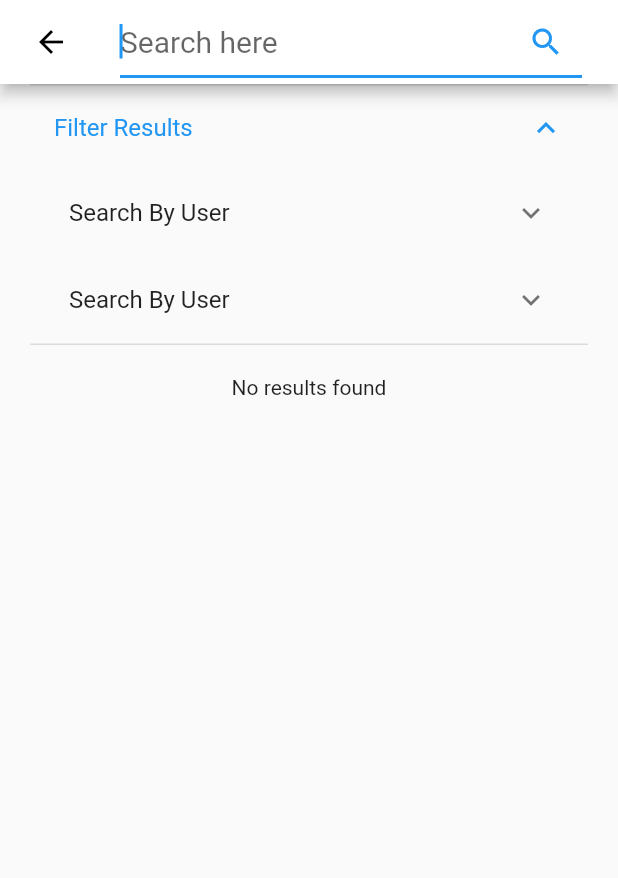
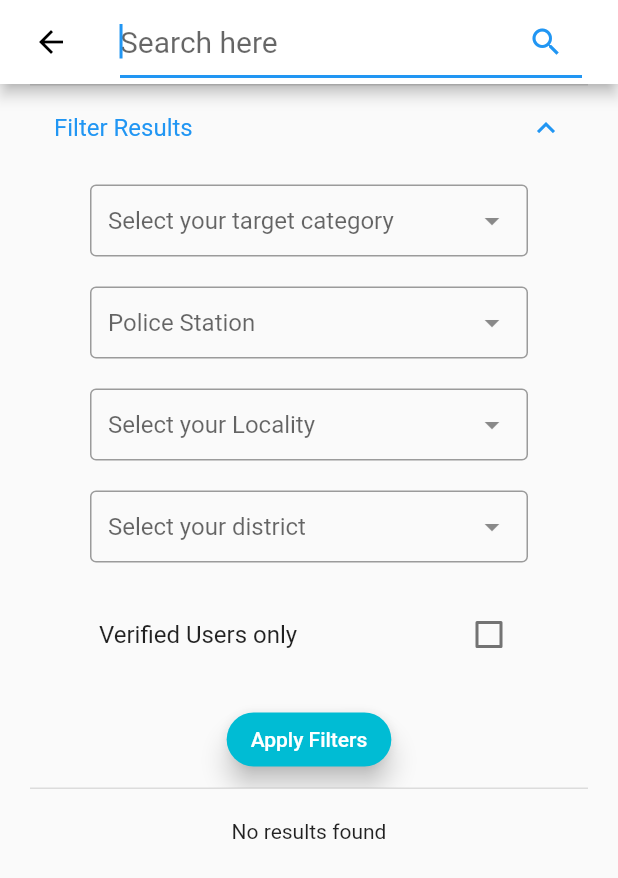
Before and after one commit to sonu-simon/demand_supply, a Flutter app: the AdvSearchPage screen opened directly, after a tap on "Filter Results", on a phone screen of 412 x 824 dp. Shown: the top 878 px of the screen. Run offline on Flutter 3.47's test engine with Material 2 defaults, Android fonts, the phone set to English and light mode, and no system bars; drawn by our look-alikes of dropdown_search; our stand-ins replace cloud_firestore, firebase_auth, firebase_core, firebase_storage, flip_card, image_picker; missing offline and left inert: ars_progress_dialog, flutter_tagging; accounts and stored records are empty.

Commit message:
advanced search with filters works

```diff
--- a/lib/data.dart
+++ b/lib/data.dart
@@ -173,6 +173,7 @@ UserProfile myProfile;
 
 List<AdvancedSearchModel> advancedSearchList = [];
 List<Post> postsInAdvancedSearch = [];
+List<Post> postsInAdvancedSearchFiltersApplied = [];
 List<Post> postsInDistrictFilterByTitle = [];
 List<Post> postsForHomePage = [];
 
--- a/lib/firebase/firebaseDataPosts.dart
+++ b/lib/firebase/firebaseDataPosts.dart
@@ -129,6 +129,28 @@ Future advancedSearchForPostsByTitle(String qTitle) async {
       }
     });
   });
+}
+
+applyFilters(
+    {String filterLocality,
+    String filterPoliceStation,
+    String filterDistrict,
+    String filterCategory,
+    String filterVerified}) {
+  print(postsInAdvancedSearch.length);
+  print(filterDistrict);
+  postsInAdvancedSearchFiltersApplied = [];
+  postsInAdvancedSearch.forEach((post) {
+    print(post.uDistrict);
+    if ((filterLocality == post.uLocality || filterLocality == null) &&
+        (filterPoliceStation == post.uPoliceStation ||
+            filterPoliceStation == null) &&
+        (filterDistrict == post.uDistrict || filterDistrict == null) &&
+        (filterVerified == post.uIsProfileVerified || filterVerified == null) &&
+        (filterCategory == post.category || filterCategory == null))
+      postsInAdvancedSearchFiltersApplied.add(post);
+  });
+  print(postsInAdvancedSearchFiltersApplied);
 }
 
 Future<Post> postByPostPath(String postPath) async {
--- a/lib/firebase/firebaseDataProfiles.dart
+++ b/lib/firebase/firebaseDataProfiles.dart
@@ -17,7 +17,7 @@ userToFirebase(UserProfile userProfile) {
     'isProfileVerified': userProfile.isProfileVerified,
     'hasPosted': userProfile.hasPosted,
     'locality': userProfile.locality,
-    'district': userProfile.locality,
+    'district': userProfile.district,
     'policeStation': userProfile.policeStation,
     'whatsappNumber': userProfile.whatsappNumber,
     'emailId': userProfile.emailId,
--- a/lib/screens/search/searchPage.dart
+++ b/lib/screens/search/searchPage.dart
@@ -1,6 +1,7 @@
 import 'package:demand_supply/data.dart';
 import 'package:demand_supply/screens/dialogs.dart';
 import 'package:demand_supply/screens/productPage/productpage.dart';
+import 'package:demand_supply/screens/search/filteredResults.dart';
 import 'package:dropdown_search/dropdown_search.dart';
 import 'package:flutter/material.dart';
 
@@ -12,9 +13,16 @@ class AdvSearchPage extends StatefulWidget {
 }
 
 class _AdvSearchPageState extends State<AdvSearchPage> {
-  String searchTerm;
+  String searchTitle;
+
+  String filterLocality;
+  String filterPoliceStation;
+  String filterDistrict;
+  String filterCategory;
+  String filterVerified;
+
   searchFn() {
-    advancedSearchForPostsByTitle(searchTerm).then(
+    advancedSearchForPostsByTitle(searchTitle).then(
       (_) => setState(() {
         print('search completed!');
       }),
@@ -25,7 +33,7 @@ class _AdvSearchPageState extends State<AdvSearchPage> {
   void initState() {
     super.initState();
     advancedSearchList = [];
-    searchTerm = "";
+    searchTitle = "";
     // advancedSearchByFilters();
   }
 
@@ -60,7 +68,7 @@ class _AdvSearchPageState extends State<AdvSearchPage> {
             initialValue: "",
             textInputAction: TextInputAction.search,
             onFieldSubmitted: (value) {
-              searchTerm = value;
+              searchTitle = value;
               searchFn();
               print('search term $value');
             },
@@ -78,43 +86,6 @@ class _AdvSearchPageState extends State<AdvSearchPage> {
                 child: ExpansionTile(
                   title: Text("Filter Results"),
                   children: [
-                    //Search By Post
-                    Padding(
-                      padding: const EdgeInsets.symmetric(
-                        horizontal: 10,
-                      ),
-                      child: ExpansionTile(
-                        title: Text("Search By User"),
-                        children: [
-                          //Title
-                          Padding(
-                            padding: const EdgeInsets.symmetric(
-                                horizontal: 40, vertical: 10),
-                            child: TextFormField(
-                              style: TextStyle(
-                                  fontSize: 20, color: Colors.black87),
-                              autofocus: false,
-                              maxLines: 1,
-                              decoration: InputDecoration(
-                                  focusColor: Colors.black,
-                                  border: UnderlineInputBorder(
-                                      borderSide:
-                                          BorderSide(color: Colors.blue)),
-                                  hintText: "Post Title",
-                                  hintStyle: TextStyle(fontSize: 20)),
-                              initialValue: "",
-                              validator: (String value) {
-                                value = value.trim();
-                                if (value.isEmpty) {
-                                  return 'Type title of post';
-                                }
-                                return null;
-                              },
-                              onChanged: ((String newValue) {
-                                print("Name");
-                              }),
-                            ),
-                          ),
                     //postcategory
                     Padding(
                       padding: const EdgeInsets.symmetric(
@@ -122,82 +93,19 @@ class _AdvSearchPageState extends State<AdvSearchPage> {
                       child: DropdownSearch<String>(
                           showSearchBox: true,
                           onChanged: (category) {
-                                  print('category change');
+                            filterCategory = category;
                           },
                           searchBoxDecoration: InputDecoration(
                               focusedBorder: OutlineInputBorder(
-                                        borderSide: BorderSide(
-                                            color: Colors.grey, width: 1),
-                                        borderRadius:
-                                            BorderRadius.circular(10)),
+                                  borderSide:
+                                      BorderSide(color: Colors.grey, width: 1),
+                                  borderRadius: BorderRadius.circular(10)),
                               helperText: 'Select your target category'),
                           hint: "Select your target category",
                           autoFocusSearchBox: true,
                           showSelectedItem: true,
                           showClearButton: true,
                           items: listofCategories),
-                          ),
-                          //postdistrict
-                          Padding(
-                            padding: const EdgeInsets.symmetric(
-                                horizontal: 40, vertical: 10),
-                            child: DropdownSearch<String>(
-                                showSearchBox: true,
-                                onChanged: (district) {
-                                  print('district change');
-                                },
-                                searchBoxDecoration: InputDecoration(
-                                    focusedBorder: OutlineInputBorder(
-                                        borderSide: BorderSide(
-                                            color: Colors.grey, width: 1),
-                                        borderRadius:
-                                            BorderRadius.circular(10)),
-                                    helperText: 'Select your target district'),
-                                hint: "Select your target district",
-                                autoFocusSearchBox: true,
-                                showSelectedItem: true,
-                                showClearButton: true,
-                                items: listOfDistricts),
-                          ),
-                        ],
-                      ),
-                    ),
-                    //Search By User
-                    Padding(
-                      padding: const EdgeInsets.symmetric(
-                        horizontal: 10,
-                      ),
-                      child: ExpansionTile(
-                        title: Text("Search By User"),
-                        children: [
-                          //username
-                          Padding(
-                            padding: const EdgeInsets.symmetric(
-                                horizontal: 40, vertical: 10),
-                            child: TextFormField(
-                              style: TextStyle(
-                                  fontSize: 20, color: Colors.black87),
-                              autofocus: false,
-                              maxLines: 1,
-                              decoration: InputDecoration(
-                                  focusColor: Colors.black,
-                                  border: UnderlineInputBorder(
-                                      borderSide:
-                                          BorderSide(color: Colors.blue)),
-                                  hintText: "Name",
-                                  hintStyle: TextStyle(fontSize: 20)),
-                              initialValue: "",
-                              validator: (String value) {
-                                value = value.trim();
-                                if (value.isEmpty) {
-                                  return 'Name is Required';
-                                }
-                                return null;
-                              },
-                              onChanged: ((String newValue) {
-                                print("Name");
-                              }),
-                            ),
                     ),
                     //userpolice station
                     Padding(
@@ -206,14 +114,13 @@ class _AdvSearchPageState extends State<AdvSearchPage> {
                       child: DropdownSearch<String>(
                           showSearchBox: true,
                           onChanged: (policeStation) {
-                                  print("Station change");
+                            filterPoliceStation = policeStation;
                           },
                           searchBoxDecoration: InputDecoration(
                               focusedBorder: OutlineInputBorder(
-                                        borderSide: BorderSide(
-                                            color: Colors.grey, width: 1),
-                                        borderRadius:
-                                            BorderRadius.circular(10)),
+                                  borderSide:
+                                      BorderSide(color: Colors.grey, width: 1),
+                                  borderRadius: BorderRadius.circular(10)),
                               // border: InputBorder.none,
                               helperText: 'Police Station'),
                           hint: "Police Station",
@@ -229,14 +136,13 @@ class _AdvSearchPageState extends State<AdvSearchPage> {
                       child: DropdownSearch<String>(
                           showSearchBox: true,
                           onChanged: (locality) {
-                                  print('locality change');
+                            filterLocality = locality;
                           },
                           searchBoxDecoration: InputDecoration(
                               focusedBorder: OutlineInputBorder(
-                                        borderSide: BorderSide(
-                                            color: Colors.grey, width: 1),
-                                        borderRadius:
-                                            BorderRadius.circular(10)),
+                                  borderSide:
+                                      BorderSide(color: Colors.grey, width: 1),
+                                  borderRadius: BorderRadius.circular(10)),
                               // border: InputBorder.none,
                               helperText: 'Select your locality'),
                           hint: "Select your Locality",
@@ -252,14 +158,13 @@ class _AdvSearchPageState extends State<AdvSearchPage> {
                       child: DropdownSearch<String>(
                           showSearchBox: true,
                           onChanged: (district) {
-                                  print('district change');
+                            filterDistrict = district;
                           },
                           searchBoxDecoration: InputDecoration(
                               focusedBorder: OutlineInputBorder(
-                                        borderSide: BorderSide(
-                                            color: Colors.grey, width: 1),
-                                        borderRadius:
-                                            BorderRadius.circular(10)),
+                                  borderSide:
+                                      BorderSide(color: Colors.grey, width: 1),
+                                  borderRadius: BorderRadius.circular(10)),
                               helperText: 'Select your district'),
                           hint: "Select your district",
                           autoFocusSearchBox: true,
@@ -277,17 +182,42 @@ class _AdvSearchPageState extends State<AdvSearchPage> {
                           val == true
                               ? setState(() {
                                   boolval = true;
-                                        print("TRUE");
+                                  filterVerified = 'Verified';
                                 })
                               : setState(() {
                                   boolval = false;
-                                        print("False");
+                                  filterVerified = 'Pending';
                                 });
                         },
-                              title: Text("Verified Users"),
+                        title: Text("Verified Users only"),
                       ),
-                          )
-                        ],
+                    ),
+                    //Apply Filter button
+                    Padding(
+                      padding: const EdgeInsets.all(8.0),
+                      child: RaisedButton(
+                        shape: RoundedRectangleBorder(
+                            borderRadius: BorderRadius.circular(30)),
+                        onPressed: () {
+                          print('applyFilter()');
+
+                          applyFilters(
+                              filterCategory: filterCategory,
+                              filterDistrict: filterDistrict,
+                              filterLocality: filterLocality,
+                              filterPoliceStation: filterPoliceStation,
+                              filterVerified: filterVerified);
+                          Navigator.push(
+                              context,
+                              MaterialPageRoute(
+                                  builder: (context) => FilteredResultsPage()));
+                        },
+                        child: Text(
+                          "Apply Filters",
+                          style: TextStyle(color: Colors.white),
+                        ),
+                        elevation: 7.0,
+                        color: Colors.cyan,
                       ),
                     ),
                   ],
```
Also changed, not shown: lib/screens/profile/myprofilePage.dart (+14 -2 lines), lib/screens/search/filteredResults.dart (added, +183 -0 lines). Lines whose indentation alone changed are shown as unchanged.
